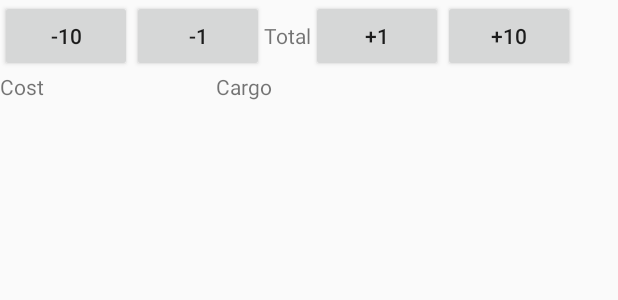
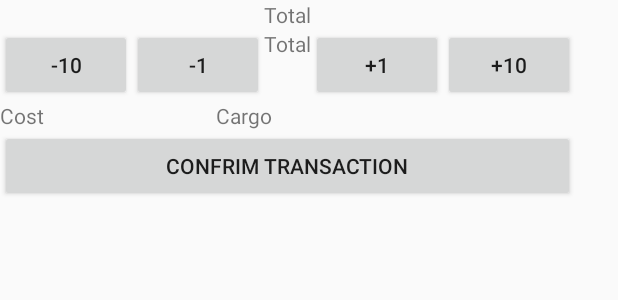
Before and after one commit to woodjamesdee/SpaceTrader, an Android app: the layout popup_window_marketplace_trade.xml on its own in the app's theme, with its tools: preview values and no code run, on a phone screen of 412 x 824 dp. Shown: the top 300 px of the screen. Run offline under Robolectric (Android 15) with nearby library versions, the phone set to English and light mode, and no system bars.

Commit message:
added most funtionality to popup trade window; missing all controller logic

```diff
--- a/app/src/main/java/edu/jumpstreet/spacetrader/view/PlanetActivity.java
+++ b/app/src/main/java/edu/jumpstreet/spacetrader/view/PlanetActivity.java
@@ -33,7 +33,6 @@ public class PlanetActivity extends AppCompatActivity implements View.OnClickLis
     }
 
     private void initializeButtons(){
-        tradeBtn = findViewById(R.id.OnPlanetTradeBtn);
         spaceshipStoreBtn = findViewById(R.id.OnPlanetSpaceshipStoreBtn);
         spaceshipStoreBtn.setOnClickListener(this);
         solarSystemBtn = findViewById(R.id.OnPlanetBackToSolarSystemBtn);
@@ -43,8 +42,6 @@ public class PlanetActivity extends AppCompatActivity implements View.OnClickLis
     @Override
     public void onClick(View view) {
         switch(view.getId()){
-            case R.id.OnPlanetTradeBtn:
-                break;
             case R.id.OnPlanetSpaceshipStoreBtn:
                 Intent marketIntent = new Intent(this, MarketPlaceActivity.class);
                 PlanetActivity.this.startActivity(marketIntent);
--- a/app/src/main/res/layout/popup_window_marketplace_trade.xml
+++ b/app/src/main/res/layout/popup_window_marketplace_trade.xml
@@ -1,6 +1,8 @@
 <?xml version="1.0" encoding="utf-8"?>
 <android.support.constraint.ConstraintLayout
-    xmlns:android="http://schemas.android.com/apk/res/android" android:layout_width="match_parent"
+    xmlns:android="http://schemas.android.com/apk/res/android"
+    xmlns:tools="http://schemas.android.com/tools"
+    android:layout_width="match_parent"
     android:layout_height="match_parent">
 
     <LinearLayout
@@ -8,6 +10,29 @@
         android:layout_height="wrap_content"
         android:gravity="center"
         android:orientation="vertical">
+
+        <LinearLayout
+            android:layout_width="match_parent"
+            android:layout_height="match_parent"
+            android:orientation="horizontal">
+
+            <Space
+                android:layout_width="wrap_content"
+                android:layout_height="wrap_content"
+                android:layout_weight="2" />
+
+            <TextView
+                android:id="@+id/textView5"
+                android:layout_width="wrap_content"
+                android:layout_height="wrap_content"
+                android:layout_weight="1"
+                android:text="Total" />
+
+            <Space
+                android:layout_width="wrap_content"
+                android:layout_height="wrap_content"
+                android:layout_weight="1" />
+        </LinearLayout>
 
         <LinearLayout
             android:layout_width="wrap_content"
@@ -31,9 +56,9 @@
 
             <TextView
                 android:id="@+id/tradePopupQuantityTV"
-                android:layout_width="wrap_content"
-                android:layout_height="wrap_content"
-                android:layout_weight="2"
+                android:layout_width="match_parent"
+                android:layout_height="match_parent"
+                android:layout_weight="4"
                 android:text="Total" />
 
             <Button
@@ -70,7 +95,24 @@
                 android:layout_height="wrap_content"
                 android:layout_weight="3"
                 android:text="Cargo" />
+
         </LinearLayout>
+
+        <LinearLayout
+            android:layout_width="match_parent"
+            android:layout_height="match_parent"
+            android:orientation="horizontal">
+
+            <Button
+                android:id="@+id/tradePopupConfirmationBtn"
+                android:layout_width="wrap_content"
+                android:layout_height="wrap_content"
+                android:layout_weight="5"
+                android:text="Confrim Transaction"
+                tools:layout_editor_absoluteX="432dp"
+                tools:layout_editor_absoluteY="48dp" />
+        </LinearLayout>
+
     </LinearLayout>
 
 </android.support.constraint.ConstraintLayout>
```
Also changed, not shown: app/src/main/java/edu/jumpstreet/spacetrader/view/MarketPlaceActivity.java (+10 -5 lines), app/src/main/java/edu/jumpstreet/spacetrader/view/MarketPlaceTradePopupActivity.java (+73 -3 lines), app/src/main/res/layout/activity_planet.xml (+0 -7 lines).
